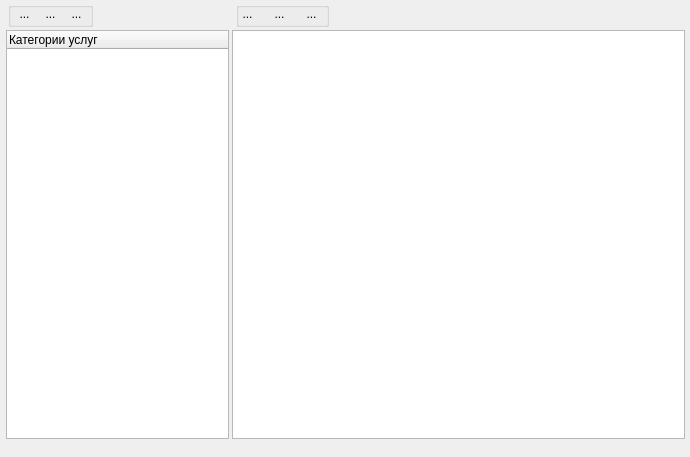
Above: frmuslugi.ui from sergey4475/profi before the change. Below: the same form after it.
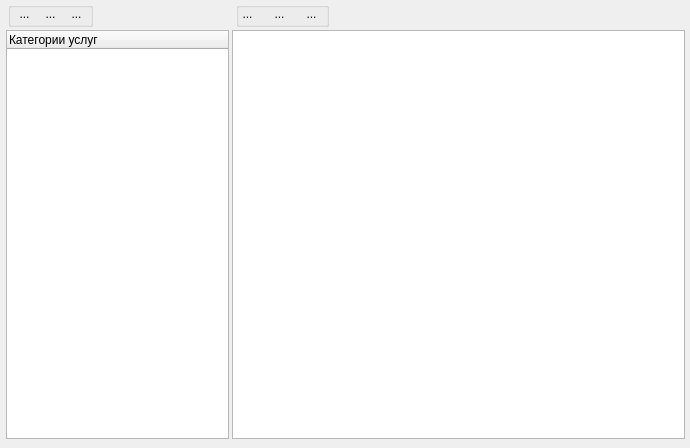
That is the form after the change. Icons and pictures are not drawn.

What changed in the file:
```diff
--- a/frmuslugi.ui
+++ b/frmuslugi.ui
@@ -10,7 +10,7 @@
     <x>0</x>
     <y>0</y>
     <width>690</width>
-    <height>457</height>
+    <height>448</height>
    </rect>
   </property>
   <property name="windowTitle">
```
